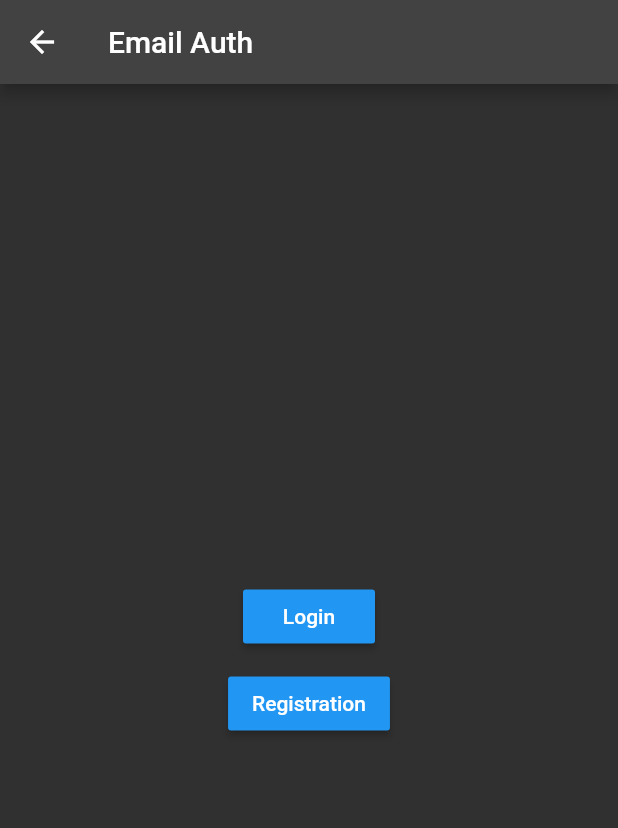
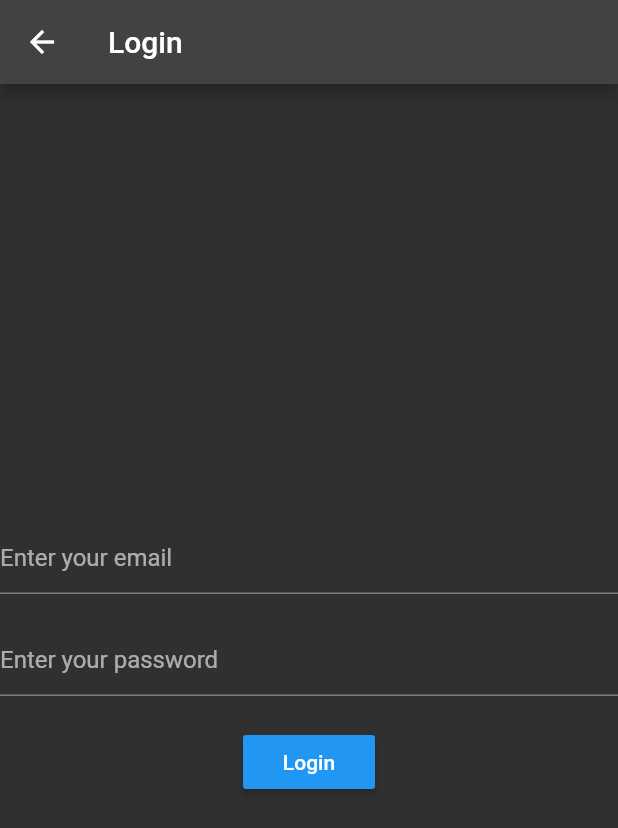
Before and after one commit to merab1/abcde, a Flutter app: the LoginRegistration screen opened by its route, after a tap on "Login", on a phone screen of 412 x 824 dp. Shown: the top 828 px of the screen. Run offline on Flutter 3.47's test engine with Material 2 defaults, Android fonts, the phone set to English and light mode, and no system bars.

Commit message:
Login and Registraton pages are added

```diff
--- /dev/null
+++ b/lib/authentication_screen/login.dart
@@ -0,0 +1,44 @@
+import 'package:flutter/material.dart';
+
+class Login extends StatelessWidget {
+  const Login({Key? key}) : super(key: key);
+  static const String pathId = 'Login';
+
+  @override
+  Widget build(BuildContext context) {
+    return Scaffold(
+      appBar: AppBar(
+        title: const Text('Login'),
+      ),
+      body: SizedBox.expand(
+        child: Column(
+          mainAxisAlignment: MainAxisAlignment.center,
+          children: [
+            const TextField(
+              decoration: InputDecoration(
+                hintText: 'Enter your email'
+              ),
+            ),
+            const SizedBox(
+              height: 20,
+            ),
+            const TextField(
+              decoration: InputDecoration(
+                  hintText: 'Enter your password'
+              ),
+              obscureText: true,
+            ),
+            const SizedBox(
+              height: 20,
+            ),
+            MaterialButton(
+              onPressed: () {},
+              child: const Text('Login'),
+              color: Colors.blue,
+            ),
+          ],
+        ),
+      ),
+    );
+  }
+}
--- a/lib/main.dart
+++ b/lib/main.dart
@@ -1,4 +1,6 @@
+import 'package:abcde/authentication_screen/login.dart';
 import 'package:abcde/authentication_screen/login_registration.dart';
+import 'package:abcde/authentication_screen/registration.dart';
 import 'package:flutter/material.dart';
 
 import 'authentication_screen/authentication_screeen.dart';
@@ -22,6 +24,8 @@ class MyApp extends StatelessWidget {
       routes: {
         Auth.pathId: (context) => const Auth(),
         LoginRegistration.pathId: (context) => const LoginRegistration(),
+        Login.pathId: (context) => const Login(),
+        Registration.pathId: (context) => const Registration(),
       },
     );
   }
```
Also changed, not shown: lib/authentication_screen/login_registration.dart (+9 -2 lines), lib/authentication_screen/registration.dart (added, +44 -0 lines).
